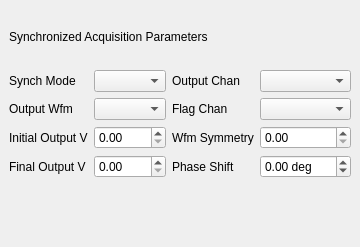
Above: source/qxrdsynchronizedacquisitiondialog.ui from guyjennings/qxrd before the change. Below: the same form after it.
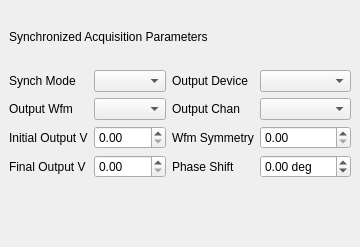
That is the form after the change. Custom widgets are drawn as their Qt base class.

Commit message: Add device name and channel name combos to sync acq dialog

The edit to the form file:
```diff
--- a/source/qxrdsynchronizedacquisitiondialog.ui
+++ b/source/qxrdsynchronizedacquisitiondialog.ui
@@ -134,27 +134,27 @@
     <item row="2" column="2">
      <widget class="QLabel" name="label_7">
       <property name="text">
-       <string>Output Chan</string>
+       <string>Output Device</string>
       </property>
      </widget>
     </item>
     <item row="2" column="3">
-     <widget class="QComboBox" name="m_SyncAcqOutChan">
+     <widget class="QComboBox" name="m_SyncAcqOutDevice">
       <property name="toolTip">
        <string>Output channel for synchronization waveform</string>
       </property>
      </widget>
     </item>
+    <item row="3" column="3">
+     <widget class="QComboBox" name="m_SyncAcqOutChan"/>
+    </item>
     <item row="3" column="2">
      <widget class="QLabel" name="label_8">
       <property name="text">
-       <string>Flag Chan</string>
+       <string>Output Chan</string>
       </property>
      </widget>
     </item>
-    <item row="3" column="3">
-     <widget class="QComboBox" name="m_SyncAcqFlagChan"/>
-    </item>
    </layout>
   </widget>
  </widget>
```
The commit also changes 7 other files.
